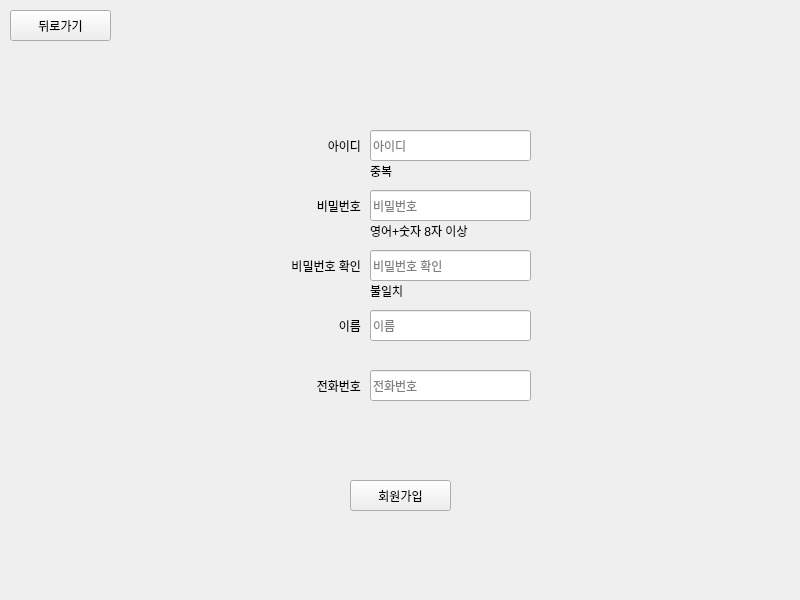
Above: client/mainwindow.ui from syarin03/jeju_cafe before the change. Below: the same form after it.
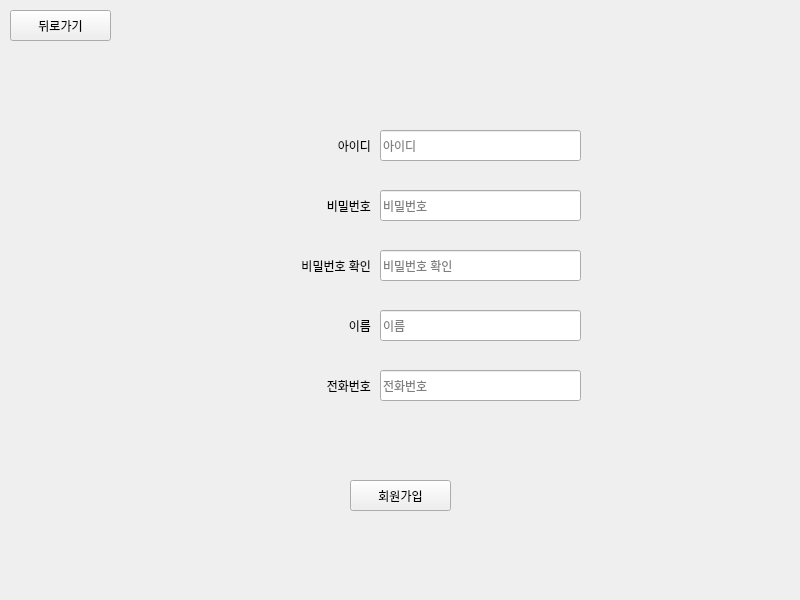
That is the form after the change. The open tabs and pages were chosen to show the change.

```diff
--- a/client/mainwindow.ui
+++ b/client/mainwindow.ui
@@ -87,9 +87,9 @@
      <widget class="QLineEdit" name="input_signup_id">
       <property name="geometry">
        <rect>
-        <x>370</x>
+        <x>380</x>
         <y>130</y>
-        <width>161</width>
+        <width>201</width>
         <height>31</height>
        </rect>
       </property>
@@ -100,9 +100,9 @@
      <widget class="QLineEdit" name="input_signup_pw">
       <property name="geometry">
        <rect>
-        <x>370</x>
+        <x>380</x>
         <y>190</y>
-        <width>161</width>
+        <width>201</width>
         <height>31</height>
        </rect>
       </property>
@@ -116,9 +116,9 @@
      <widget class="QLineEdit" name="input_signup_pwck">
       <property name="geometry">
        <rect>
-        <x>370</x>
+        <x>380</x>
         <y>250</y>
-        <width>161</width>
+        <width>201</width>
         <height>31</height>
        </rect>
       </property>
@@ -132,9 +132,9 @@
      <widget class="QLineEdit" name="input_signup_name">
       <property name="geometry">
        <rect>
-        <x>370</x>
+        <x>380</x>
         <y>310</y>
-        <width>161</width>
+        <width>201</width>
         <height>31</height>
        </rect>
       </property>
@@ -145,9 +145,9 @@
      <widget class="QLineEdit" name="input_signup_phone">
       <property name="geometry">
        <rect>
-        <x>370</x>
+        <x>380</x>
         <y>370</y>
-        <width>161</width>
+        <width>201</width>
         <height>31</height>
        </rect>
       </property>
@@ -158,14 +158,14 @@
      <widget class="QLabel" name="label_signup_id">
       <property name="geometry">
        <rect>
-        <x>370</x>
+        <x>380</x>
         <y>160</y>
-        <width>161</width>
+        <width>201</width>
         <height>21</height>
        </rect>
       </property>
       <property name="text">
-       <string>중복</string>
+       <string/>
       </property>
       <property name="alignment">
        <set>Qt::AlignLeading|Qt::AlignLeft|Qt::AlignVCenter</set>
@@ -174,14 +174,14 @@
      <widget class="QLabel" name="label_signup_pw">
       <property name="geometry">
        <rect>
-        <x>370</x>
+        <x>380</x>
         <y>220</y>
-        <width>161</width>
+        <width>201</width>
         <height>21</height>
        </rect>
       </property>
       <property name="text">
-       <string>영어+숫자 8자 이상</string>
+       <string/>
       </property>
       <property name="alignment">
        <set>Qt::AlignLeading|Qt::AlignLeft|Qt::AlignVCenter</set>
@@ -190,14 +190,14 @@
      <widget class="QLabel" name="label_signup_pwck">
       <property name="geometry">
        <rect>
-        <x>370</x>
+        <x>380</x>
         <y>280</y>
-        <width>161</width>
+        <width>201</width>
         <height>21</height>
        </rect>
       </property>
       <property name="text">
-       <string>불일치</string>
+       <string/>
       </property>
       <property name="alignment">
        <set>Qt::AlignLeading|Qt::AlignLeft|Qt::AlignVCenter</set>
@@ -206,7 +206,7 @@
      <widget class="QLabel" name="label">
       <property name="geometry">
        <rect>
-        <x>200</x>
+        <x>210</x>
         <y>130</y>
         <width>161</width>
         <height>31</height>
@@ -222,7 +222,7 @@
      <widget class="QLabel" name="label_2">
       <property name="geometry">
        <rect>
-        <x>200</x>
+        <x>210</x>
         <y>190</y>
         <width>161</width>
         <height>31</height>
@@ -238,7 +238,7 @@
      <widget class="QLabel" name="label_3">
       <property name="geometry">
        <rect>
-        <x>200</x>
+        <x>210</x>
         <y>250</y>
         <width>161</width>
         <height>31</height>
@@ -254,7 +254,7 @@
      <widget class="QLabel" name="label_4">
       <property name="geometry">
        <rect>
-        <x>200</x>
+        <x>210</x>
         <y>310</y>
         <width>161</width>
         <height>31</height>
@@ -270,7 +270,7 @@
      <widget class="QLabel" name="label_5">
       <property name="geometry">
        <rect>
-        <x>200</x>
+        <x>210</x>
         <y>370</y>
         <width>161</width>
         <height>31</height>
```
Left out of the diff: 17 changed lines with no effect on the pictures.
